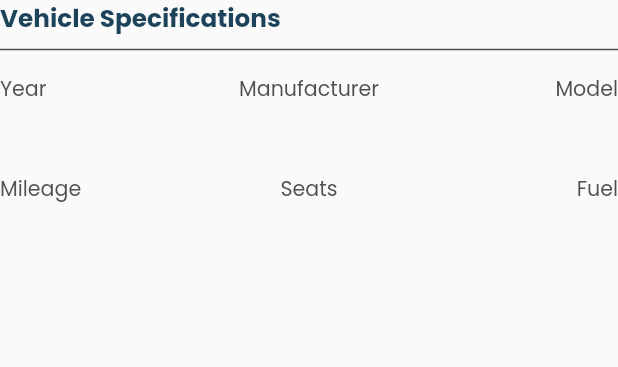
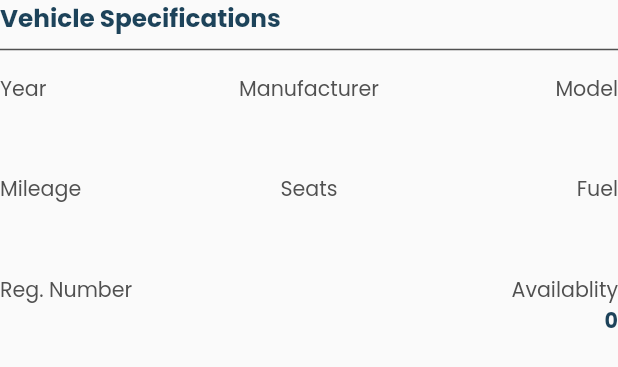
Before and after one commit to ijashuzain/wandering-wheels, a Flutter app: the CarSpecifications widget shown alone on an empty page, opened directly with empty values, on a phone screen of 412 x 824 dp. Shown: the top 367 px of the screen. Run offline on Flutter 3.47's test engine with Material 2 defaults, Android fonts, the phone set to English and light mode, and no system bars; our stand-ins replace cloud_firestore, double_back_to_close_app, firebase_auth, firebase_core, firebase_storage, google_maps_flutter and 6 more; missing offline and left inert: flutter_launcher_icons; accounts and stored records are empty.

Commit message:
Date Bug Fixed and Registration Number Added

```diff
--- a/lib/views/car_details/car_details.dart
+++ b/lib/views/car_details/car_details.dart
@@ -101,6 +101,7 @@ class _CarDetailsState extends State<CarDetails> {
                                 ),
                                 SizedBox(height: 3.h),
                                 CarSpecifications(
+                                  regNumber: provider.currentCar!.regNumber,
                                   year: provider.currentCar!.year.toString(),
                                   manufacturer:
                                       provider.currentCar!.manufacturer,
@@ -109,6 +110,8 @@ class _CarDetailsState extends State<CarDetails> {
                                       provider.currentCar!.mileage.toString(),
                                   seats: provider.currentCar!.seats.toString(),
                                   fuel: provider.currentCar!.fuel,
+                                  qty: provider.currentCar!.quantity,
+
                                 ),
                                 SizedBox(height: 3.h),
                                 userProvider.currentUser!.type == "Admin"
--- a/lib/views/car_details/widgets/car_specifications.dart
+++ b/lib/views/car_details/widgets/car_specifications.dart
@@ -7,9 +7,11 @@ class CarSpecifications extends StatelessWidget {
   final String year;
   final String manufacturer;
   final String model;
+  final int qty;
   final String mileage;
   final String seats;
   final String fuel;
+  final String regNumber;
   const CarSpecifications({
     Key? key,
     required this.year,
@@ -18,11 +20,13 @@ class CarSpecifications extends StatelessWidget {
     required this.mileage,
     required this.seats,
     required this.fuel,
+    required this.regNumber, required this.qty,
   }) : super(key: key);
 
   @override
   Widget build(BuildContext context) {
     return Column(
+      crossAxisAlignment: CrossAxisAlignment.start,
       children: [
         const UnderlinedHeading("Vehicle Specifications"),
         SizedBox(height: 1.h),
@@ -64,7 +68,24 @@ class CarSpecifications extends StatelessWidget {
               content: fuel,
             ),
           ],
-        )
+        ),
+        SizedBox(height: 3.h),
+        Row(
+          mainAxisAlignment: MainAxisAlignment.spaceBetween,
+          children: [
+            SpecWidget(
+              isFirst: true,
+              title: "Reg. Number",
+              content: regNumber,
+            ),
+            const Spacer(),
+            SpecWidget(
+              isLast: true,
+              title: "Availablity",
+              content: qty.toString(),
+            ),
+          ],
+        ),
       ],
     );
   }
```
